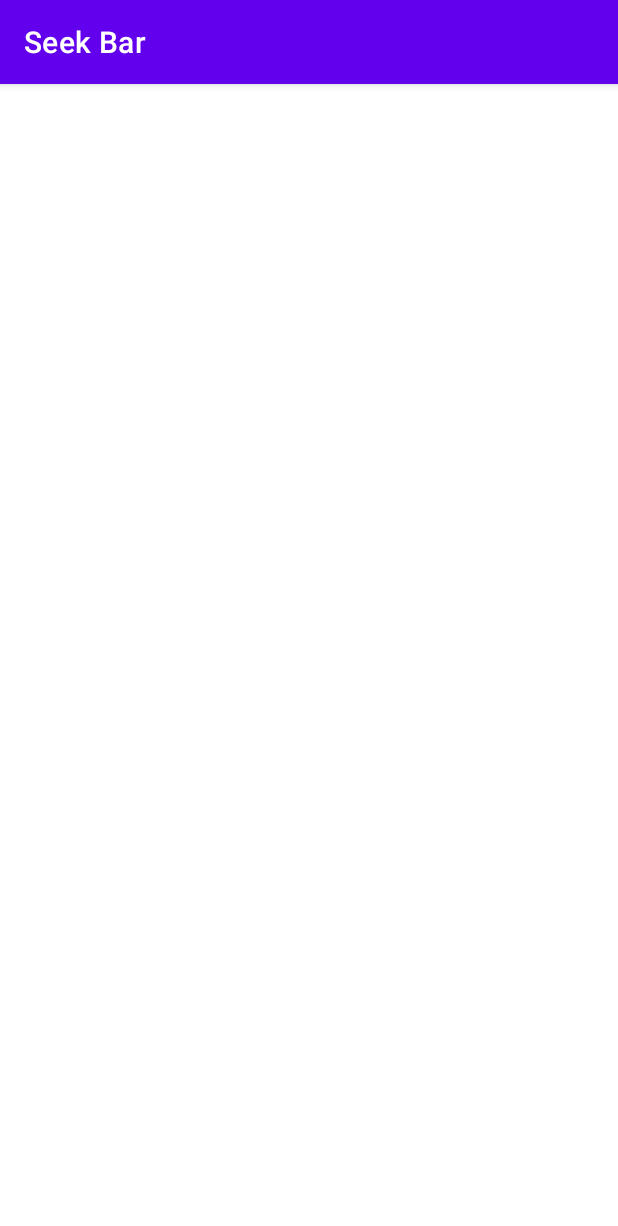
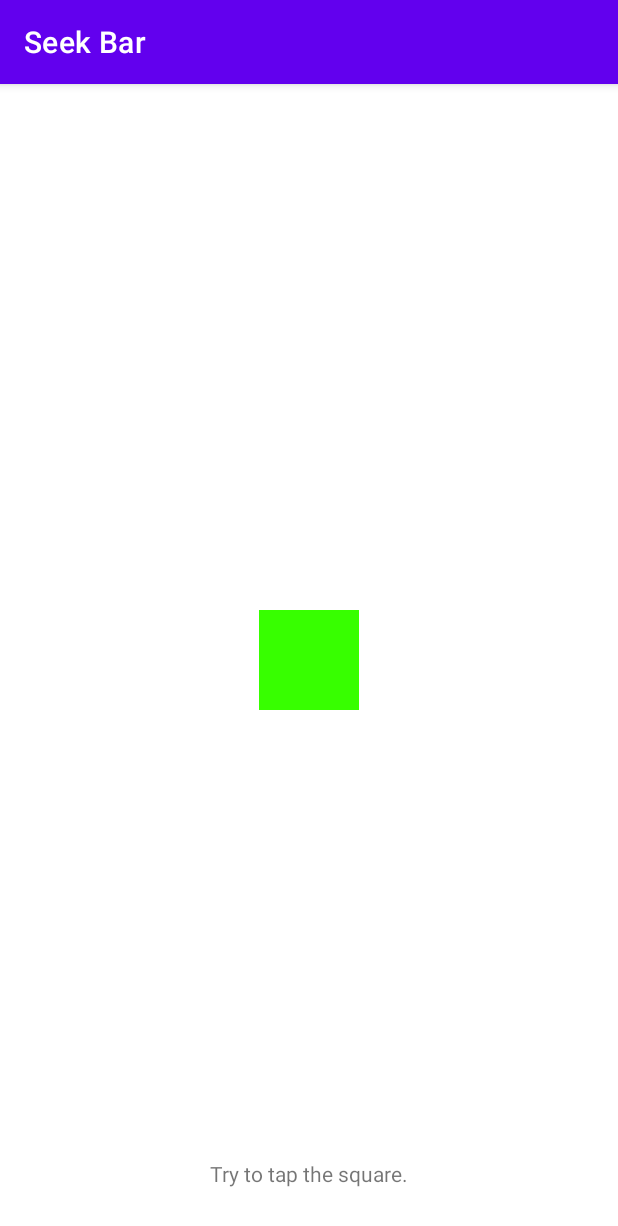
Before and after one commit to NoonBrew/SeekBarWithTwoActivities, an Android app: the SquareActivity screen opened directly, with no data from a screen before it, on a phone screen of 412 x 824 dp. Shown: the top 1226 px of the screen. Run offline under Robolectric (Android 15) with nearby library versions, the phone set to English and light mode, and no system bars.

Commit message:
Seekbar school app with second activity.

```diff
--- a/app/src/main/java/com/example/seekbar/SquareActivity.kt
+++ b/app/src/main/java/com/example/seekbar/SquareActivity.kt
@@ -1,11 +1,53 @@
 package com.example.seekbar
 
+
+import android.content.Intent
 import androidx.appcompat.app.AppCompatActivity
 import android.os.Bundle
+import android.widget.ImageView
+import androidx.constraintlayout.widget.ConstraintLayout
+
+const val EXTRA_TAPPED_INSIDE_SQUARE = "com.example.seekbar.TAPPED_INSIDE_SQUARE"
 
 class SquareActivity : AppCompatActivity() {
+
+    private lateinit var container: ConstraintLayout
+    private lateinit var squareImage: ImageView
+
     override fun onCreate(savedInstanceState: Bundle?) {
         super.onCreate(savedInstanceState)
         setContentView(R.layout.activity_square)
+
+
+
+        container = findViewById(R.id.container)
+        squareImage = findViewById(R.id.square)
+
+        var squareSize = intent.getIntExtra(EXTRA_SQUARE_SIZE, 100)
+        if (squareSize == 0) {
+            squareSize = 1
+        }
+        squareImage.layoutParams.width = squareSize
+        squareImage.layoutParams.height = squareSize
+
+        squareImage.setOnClickListener {
+            squareTapped(true)
+        }
+
+        container.setOnClickListener {
+            squareTapped(false)
+        }
+
+
+    }
+
+    private fun squareTapped(didTapSquare: Boolean) {
+        Intent().apply {
+            putExtra(EXTRA_TAPPED_INSIDE_SQUARE, didTapSquare)
+            // sends if they tried to do the activity.
+            setResult(RESULT_OK, this)
+            finish()
+        }
+
     }
 }
--- /dev/null
+++ b/app/src/main/res/drawable/square.xml
@@ -0,0 +1,7 @@
+<?xml version="1.0" encoding="utf-8"?>
+<shape xmlns:android="http://schemas.android.com/apk/res/android"
+    android:shape="rectangle">
+
+    <solid android:color="@color/square_fill" />
+
+</shape>
--- a/app/src/main/res/layout/activity_square.xml
+++ b/app/src/main/res/layout/activity_square.xml
@@ -2,8 +2,31 @@
 <androidx.constraintlayout.widget.ConstraintLayout xmlns:android="http://schemas.android.com/apk/res/android"
     xmlns:app="http://schemas.android.com/apk/res-auto"
     xmlns:tools="http://schemas.android.com/tools"
+    android:id="@+id/container"
     android:layout_width="match_parent"
     android:layout_height="match_parent"
     tools:context=".SquareActivity">
 
+    <ImageView
+        android:id="@+id/square"
+        android:layout_width="wrap_content"
+        android:layout_height="wrap_content"
+        app:layout_constraintBottom_toBottomOf="parent"
+        app:layout_constraintEnd_toEndOf="parent"
+        app:layout_constraintHorizontal_bias="0.5"
+        app:layout_constraintStart_toStartOf="parent"
+        app:layout_constraintTop_toTopOf="parent"
+        app:srcCompat="@drawable/square" />
+
+    <TextView
+        android:id="@+id/textView"
+        android:layout_width="wrap_content"
+        android:layout_height="wrap_content"
+        android:layout_marginBottom="32dp"
+        android:text="@string/instructions"
+        app:layout_constraintBottom_toBottomOf="parent"
+        app:layout_constraintEnd_toEndOf="parent"
+        app:layout_constraintHorizontal_bias="0.5"
+        app:layout_constraintStart_toStartOf="parent" />
+
 </androidx.constraintlayout.widget.ConstraintLayout>
--- a/app/src/main/res/values/colors.xml
+++ b/app/src/main/res/values/colors.xml
@@ -7,4 +7,5 @@
     <color name="teal_700">#FF018786</color>
     <color name="black">#FF000000</color>
     <color name="white">#FFFFFFFF</color>
+    <color name="square_fill">#37FF00</color>
 </resources>
--- a/app/src/main/res/values/strings.xml
+++ b/app/src/main/res/values/strings.xml
@@ -2,4 +2,5 @@
     <string name="app_name">Seek Bar</string>
     <string name="seekbar_value_message">The seekbar value is %1$d</string>
     <string name="show_square">Show Square</string>
+    <string name="instructions">Try to tap the square.</string>
 </resources>
--- a/build.gradle
+++ b/build.gradle
@@ -5,7 +5,7 @@ buildscript {
         mavenCentral()
     }
     dependencies {
-        classpath "com.android.tools.build:gradle:7.0.4"
+        classpath 'com.android.tools.build:gradle:7.1.0'
         classpath "org.jetbrains.kotlin:kotlin-gradle-plugin:1.6.10"
 
         // NOTE: Do not place your application dependencies here; they belong
```
Also changed, not shown: app/src/main/java/com/example/seekbar/MainActivity.kt (+51 -0 lines), gradle/wrapper/gradle-wrapper.properties.
